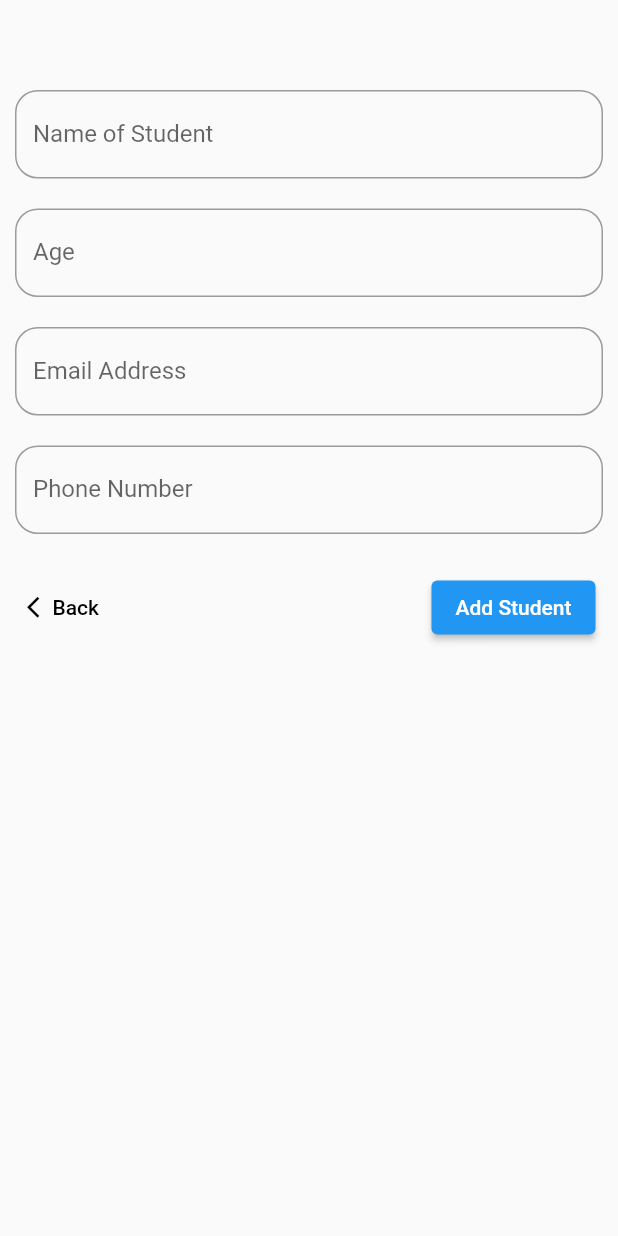
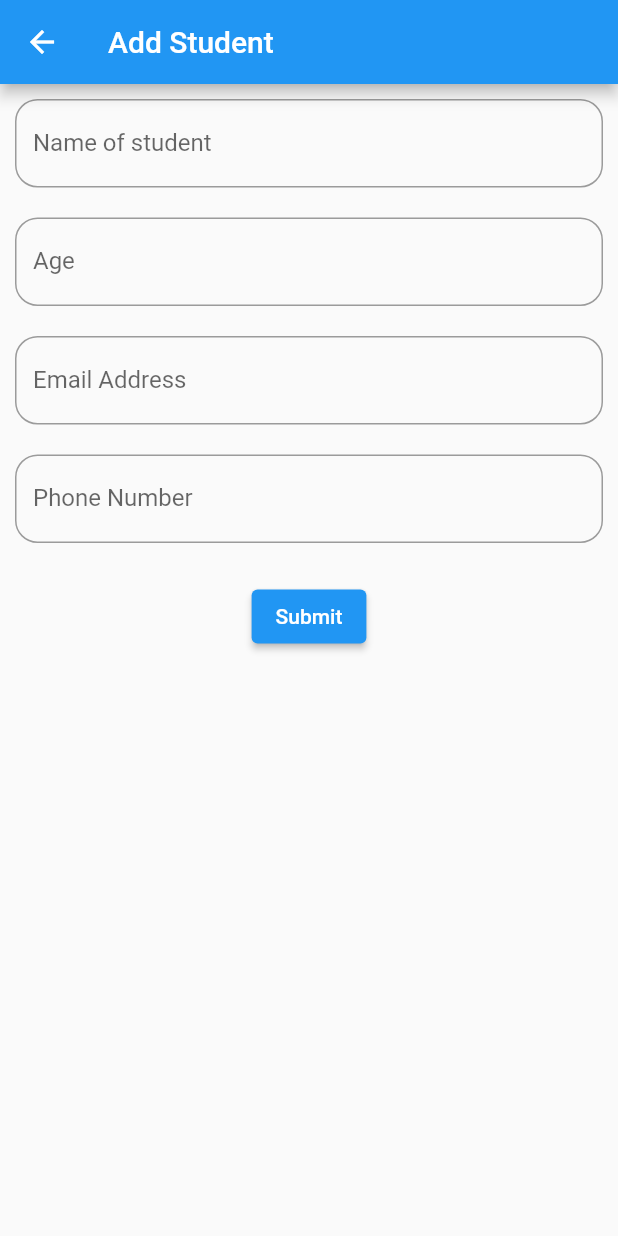
Before and after one commit to Siddiquess/Student-Record, a Flutter app: the screen it shows after launch, after a tap on the "person add" icon, on a phone screen of 412 x 824 dp. Run offline on Flutter 3.47's test engine with Material 2 defaults, Android fonts, the phone set to English and light mode, and no system bars; our stand-ins replace email_validator, hive_flutter; accounts and stored records are empty.

Commit message:
widgets refactored

```diff
--- a/lib/database/functions/db_functions.dart
+++ b/lib/database/functions/db_functions.dart
@@ -4,22 +4,20 @@ import 'package:student_details/database/functions/add_student_button.dart';
 import '../models/student_model.dart';
 
 ValueNotifier<List<StudentModel>> studentListNotifier = ValueNotifier([]);
+final studentDB = Hive.box<StudentModel>("student_db");
 
 Future<void> addStudent(StudentModel value) async {
-  final studentDB = await Hive.openBox<StudentModel>("student_db");
   await studentDB.add(value);
   getAllStudents();
 }
 
 Future<void> getAllStudents() async {
-  final studentDB = await Hive.openBox<StudentModel>("student_db");
   studentListNotifier.value.clear();
   studentListNotifier.value.addAll(studentDB.values);
   studentListNotifier.notifyListeners();
 }
 
 Future<void> deleteStudent(int id, ctx) async {
-  final studentDB = await Hive.openBox<StudentModel>('student_db');
   await studentDB.deleteAt(id);
   getAllStudents();
   snackBar(ctx, 'Deleted');
@@ -27,7 +25,6 @@ Future<void> deleteStudent(int id, ctx) async {
 }
 
 Future<void> updateStudent(int id, StudentModel value, ctx) async {
-  final studentDB = await Hive.openBox<StudentModel>('student_DB');
   await studentDB.putAt(id, value);
   getAllStudents();
   Navigator.pop(ctx);
--- a/lib/main.dart
+++ b/lib/main.dart
@@ -10,6 +10,7 @@ Future<void> main() async {
   if (!Hive.isAdapterRegistered(StudentModelAdapter().typeId)) {
     Hive.registerAdapter(StudentModelAdapter());
   }
+  await Hive.openBox<StudentModel>("student_db");
     runApp(const MyApp());
 
 }
--- /dev/null
+++ b/lib/screens/add_student.dart
@@ -0,0 +1,78 @@
+import 'package:flutter/material.dart';
+import 'package:student_details/widgets/text_form_field.dart';
+import '../database/functions/add_student_button.dart';
+
+final nameController = TextEditingController();
+final ageController = TextEditingController();
+final emailController = TextEditingController();
+final phoneController = TextEditingController();
+final validateKey = GlobalKey<FormState>();
+
+
+
+class AddStudentData extends StatelessWidget {
+  const AddStudentData({
+    super.key,
+  });
+
+  @override
+  Widget build(BuildContext context) {
+    return Scaffold(
+      appBar: AppBar(
+        title: const Text('Add Student'),
+      ),
+      body: SafeArea(
+        child: Form(
+          key: validateKey,
+          child: SingleChildScrollView(
+            child: Column(
+              children: [
+                // -------------- TextField 1 -------------- //
+                TextFormWidget(
+                  controller: nameController,
+                  labelText: "Name of student",
+                  validateText: "Name is required",
+                  keyType: TextInputType.name,
+                ),
+                // -------------- TextField 2 -------------- //
+                TextFormWidget(
+                  controller: ageController,
+                  labelText: 'Age',
+                  validateText: "Age is required",
+                  keyType: TextInputType.number,
+                ),
+                // -------------- TextField 3 -------------- //
+                TextFormWidget(
+                  controller: emailController,
+                  labelText: 'Email Address',
+                  validateText: "Enter valid email",
+                  keyType: TextInputType.emailAddress,
+                  isEmail: true,
+                ),
+                // -------------- TextField 4 -------------- //
+                TextFormWidget(
+                  controller: phoneController,
+                  labelText: "Phone Number",
+                  validateText: 'Enter valid number',
+                  keyType: TextInputType.number,
+                ),
+                // -------------- Button -------------- //
+                Padding(
+                  padding: const EdgeInsets.only(top: 15.0),
+                  child: ElevatedButton(
+                    onPressed: () {
+                      if (validateKey.currentState!.validate()) {
+                        addStudentButtonClick(context);
+                      }
+                    },
+                    child: const Text("Submit"),
+                  ),
+                )
+              ],
+            ),
+          ),
+        ),
+      ),
+    );
+  }
+}
--- a/lib/screens/bottom_sheet.dart
+++ /dev/null
@@ -1,151 +0,0 @@
-import 'package:email_validator/email_validator.dart';
-import 'package:flutter/material.dart';
-import '../database/functions/add_student_button.dart';
-
-final nameController = TextEditingController();
-final ageController = TextEditingController();
-final emailController = TextEditingController();
-final phoneController = TextEditingController();
-final validateKey = GlobalKey<FormState>();
-
-class BottomSheets extends StatelessWidget {
-  const BottomSheets({super.key});
-
-  @override
-  Widget build(BuildContext context) {
-    return FloatingActionButton(
-        child: const Icon(Icons.person_add),
-        onPressed: () {
-          bottomSheet(context);
-        });
-  }
-
-   bottomSheet(context) async {
-    return showModalBottomSheet(
-        isScrollControlled: true,
-        context: context,
-        builder: (context) {
-          return Padding(
-            padding: const EdgeInsets.only(top: 50),
-            child: Form(
-              key: validateKey,
-              child: Column(
-                children: [
-                  // -------------- TextField 1 -------------- //
-                  Padding(
-                    padding: const EdgeInsets.all(10.0),
-                    child: TextFormField(
-                      controller: nameController,
-                      validator: (value) {
-                        if (value == null || value.isEmpty) {
-                          return 'Name is required';
-                        } else {
-                          return null;
-                        }
-                      },
-                      decoration: InputDecoration(
-                          border: OutlineInputBorder(
-                            borderRadius: BorderRadius.circular(15),
-                          ),
-                          labelText: 'Name of Student'),
-                    ),
-                  ),
-                  // -------------- TextField 2 -------------- //
-                  Padding(
-                    padding: const EdgeInsets.all(10.0),
-                    child: TextFormField(
-                      controller: ageController,
-                      keyboardType: TextInputType.number,
-                      validator: (value) {
-                        if (value == null || value.isEmpty) {
-                          return 'Age is required';
-                        } else {
-                          return null;
-                        }
-                      },
-                      decoration: InputDecoration(
-                          border: OutlineInputBorder(
-                            borderRadius: BorderRadius.circular(15),
-                          ),
-                          labelText: 'Age'),
-                    ),
-                  ),
-                  // -------------- TextField 3 -------------- //
-                  Padding(
-                    padding: const EdgeInsets.all(10.0),
-                    child: TextFormField(
-                      controller: emailController,
-                      keyboardType: TextInputType.emailAddress,
-                      validator: (email) {
-                        if (email != null && !EmailValidator.validate(email)) {
-                          return 'Enter valid email';
-                        } else {
-                          return null;
-                        }
-                      },
-                      decoration: InputDecoration(
-                          border: OutlineInputBorder(
-                            borderRadius: BorderRadius.circular(15),
-                          ),
-                          labelText: 'Email Address'),
-                    ),
-                  ),
-                  // -------------- TextField 4 -------------- //
-                  Padding(
-                    padding: const EdgeInsets.all(10.0),
-                    child: TextFormField(
-                      controller: phoneController,
-                      keyboardType: TextInputType.phone,
-                      validator: (value) {
-                        if (value == null ||
-                            value.isEmpty ||
-                            value.length != 10) {
-                          return 'Enter valid number';
-                        } else {
-                          return null;
-                        }
-                      },
-                      decoration: InputDecoration(
-                          border: OutlineInputBorder(
-                            borderRadius: BorderRadius.circular(15),
-                          ),
-                          prefixText: '+91',
-                          prefixStyle: const TextStyle(color: Colors.black,fontSize: 16),
-                        labelText: 'Phone Number',
-                          ),
-                    ),
-                  ),
-                  // -------------- Button -------------- //
-                  Padding(
-                    padding: const EdgeInsets.only(top:15.0,right: 15,left: 10),
-                    child: Row(
-                      mainAxisAlignment: MainAxisAlignment.spaceBetween,
-                      children: [
-                        TextButton(
-                            onPressed: () {
-                              Navigator.pop(context);
-                            },
-                            child: Row(
-                              children: const[
-                                 Icon(Icons.arrow_back_ios,color: Colors.black,size: 17,),
-                                 Text('Back',style: TextStyle(color: Colors.black,))
-                              ],
-                            )),
-                        ElevatedButton(
-                          onPressed: () {
-                            if (validateKey.currentState!.validate()) {
-                              addStudentButtonClick(context);
-                            }
-                          },
-                          child: const Text("Add Student"),
-                        ),
-                      ],
-                    ),
-                  )
-                ],
-              ),
-            ),
-          );
-        });
-  }
-}
--- a/lib/screens/student_details.dart
+++ b/lib/screens/student_details.dart
@@ -1,7 +1,7 @@
 import 'package:flutter/material.dart';
 import 'package:student_details/database/functions/db_functions.dart';
 import 'package:student_details/database/functions/student_list.dart';
-import 'package:student_details/screens/bottom_sheet.dart';
+import 'package:student_details/screens/add_student.dart';
 import 'package:student_details/screens/search_field.dart';
 
 class StudentDetails extends StatelessWidget {
@@ -16,14 +16,35 @@ class StudentDetails extends StatelessWidget {
         centerTitle: true,
         actions: [
           IconButton(
-              onPressed: () {
-                showSearch(context: context, delegate: SearchField());
-              },
-              icon: const Icon(Icons.search))
+            onPressed: () {
+              showSearch(
+                context: context,
+                delegate: SearchField(),
+              );
+            },
+            icon: const Icon(Icons.search),
+          )
         ],
       ),
-      body: const StudentList(),
-      floatingActionButton: const BottomSheets(),
+      body: ValueListenableBuilder(
+        valueListenable: studentListNotifier,
+        builder: (context, value, child) {
+          return value.isEmpty
+              ? const Center(child: Text("No data found"))
+              : const StudentListBuilder();
+        },
+      ),
+      floatingActionButton: FloatingActionButton(
+        child: const Icon(Icons.person_add),
+        onPressed: () {
+          Navigator.push(
+            context,
+            MaterialPageRoute(
+              builder: (context) => const AddStudentData(),
+            ),
+          );
+        },
+      ),
     );
   }
 }
--- /dev/null
+++ b/lib/widgets/text_form_field.dart
@@ -0,0 +1,47 @@
+import 'package:email_validator/email_validator.dart';
+import 'package:flutter/material.dart';
+
+class TextFormWidget extends StatelessWidget {
+  final TextEditingController controller;
+  final String labelText;
+  final String validateText;
+  final TextInputType keyType;
+  final bool isEmail;
+  final bool isPhone;
+
+  const TextFormWidget({
+    super.key,
+    required this.controller,
+    required this.labelText,
+    required this.validateText,
+    required this.keyType,
+    this.isEmail = false,
+    this.isPhone = false,
+  });
+
+  @override
+  Widget build(BuildContext context) {
+    return Padding(
+      padding: const EdgeInsets.all(10),
+      child: TextFormField(
+        controller: controller,
+        keyboardType: keyType,
+        validator: (value) {
+          if (value == null ||
+              value.isEmpty ||
+              isEmail && !EmailValidator.validate(value) ||
+              isPhone && value.length != 10) {
+            return validateText;
+          } else {
+            return null;
+          }
+        },
+        decoration: InputDecoration(
+            border: OutlineInputBorder(
+              borderRadius: BorderRadius.circular(15),
+            ),
+            labelText: labelText),
+      ),
+    );
+  }
+}
```
Also changed, not shown: lib/database/functions/add_student_button.dart (+9 -5 lines), lib/database/functions/student_list.dart (+14 -46 lines), lib/screens/edit_student.dart (+25 -73 lines), lib/screens/single_student.dart (+23 -9 lines), lib/widgets/delete_button.dart (added, +36 -0 lines), lib/widgets/edit_button.dart (added, +34 -0 lines).
